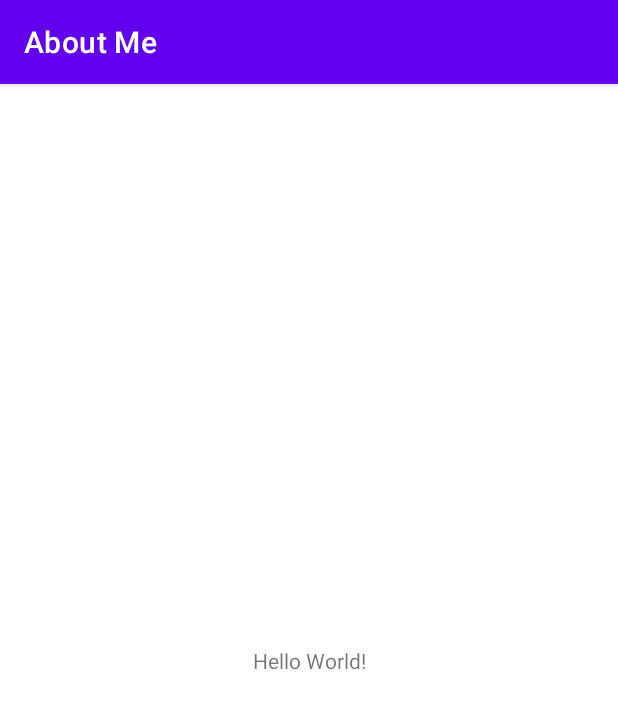
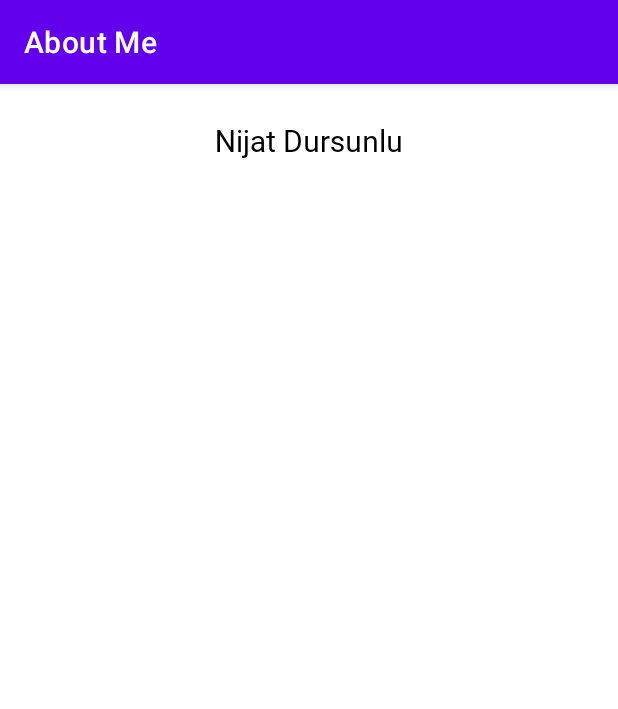
Before and after one commit to nicatdursunlu/About-Me, an Android app: the screen it shows after launch (MainActivity), on a phone screen of 412 x 824 dp. Shown: the top 709 px of the screen. Run offline under Robolectric (Android 15) with nearby library versions, the phone set to English and light mode, and no system bars.

Commit message:
add name text

```diff
--- a/app/src/main/res/layout/activity_main.xml
+++ b/app/src/main/res/layout/activity_main.xml
@@ -1,18 +1,18 @@
 <?xml version="1.0" encoding="utf-8"?>
-<androidx.constraintlayout.widget.ConstraintLayout xmlns:android="http://schemas.android.com/apk/res/android"
+<LinearLayout xmlns:android="http://schemas.android.com/apk/res/android"
     xmlns:app="http://schemas.android.com/apk/res-auto"
     xmlns:tools="http://schemas.android.com/tools"
+    android:orientation="vertical"
     android:layout_width="match_parent"
     android:layout_height="match_parent"
     tools:context=".MainActivity">
 
     <TextView
-        android:layout_width="wrap_content"
+        android:id="@+id/name_text"
+        android:layout_width="match_parent"
         android:layout_height="wrap_content"
-        android:text="Hello World!"
-        app:layout_constraintBottom_toBottomOf="parent"
-        app:layout_constraintLeft_toLeftOf="parent"
-        app:layout_constraintRight_toRightOf="parent"
-        app:layout_constraintTop_toTopOf="parent" />
+        android:text="@string/name"
+        android:textAlignment="center"
+        style="@style/NameStyle" />
 
-</androidx.constraintlayout.widget.ConstraintLayout>
+</LinearLayout>
--- a/app/src/main/res/values/strings.xml
+++ b/app/src/main/res/values/strings.xml
@@ -1,3 +1,4 @@
 <resources>
     <string name="app_name">About Me</string>
+    <string name="name">Nijat Dursunlu</string>
 </resources>
--- /dev/null
+++ b/app/src/main/res/values/styles.xml
@@ -0,0 +1,11 @@
+<?xml version="1.0" encoding="utf-8"?>
+<resources>
+
+    <style name="NameStyle">
+        <item name="android:layout_marginTop">16dp</item>
+        <item name="android:fontFamily">@font/roboto</item>
+        <item name="android:paddingTop">8dp</item>
+        <item name="android:textColor">@color/black</item>
+        <item name="android:textSize">20sp</item>
+    </style>
+</resources>
```
Also changed, not shown: app/src/main/res/font/roboto.ttf (added).
